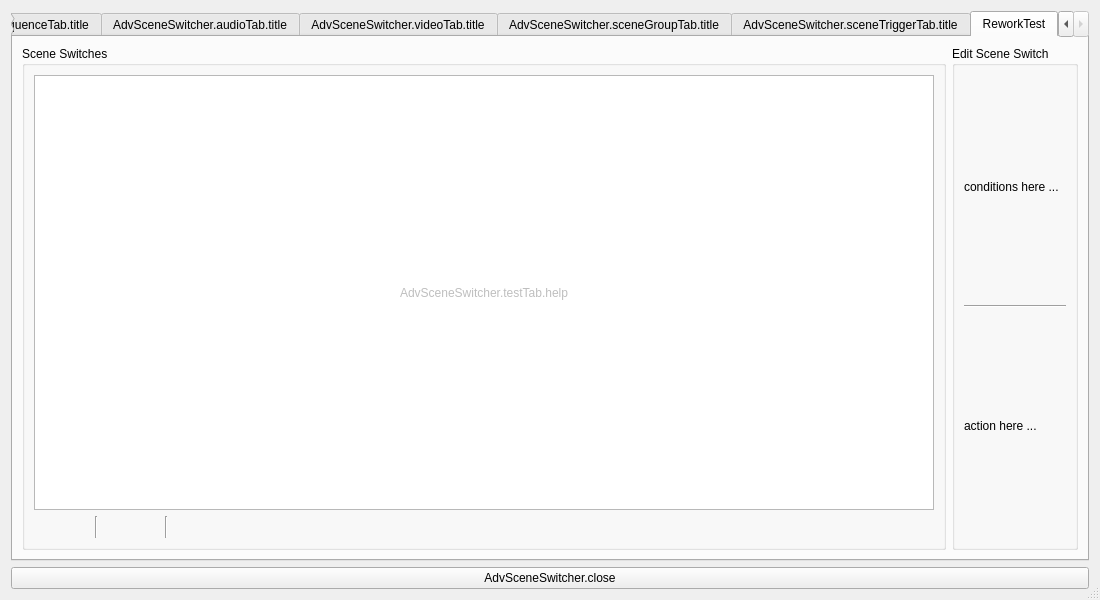
Old version of the form forms/advanced-scene-switcher.ui in the repository WarmUpTill/SceneSwitcher.
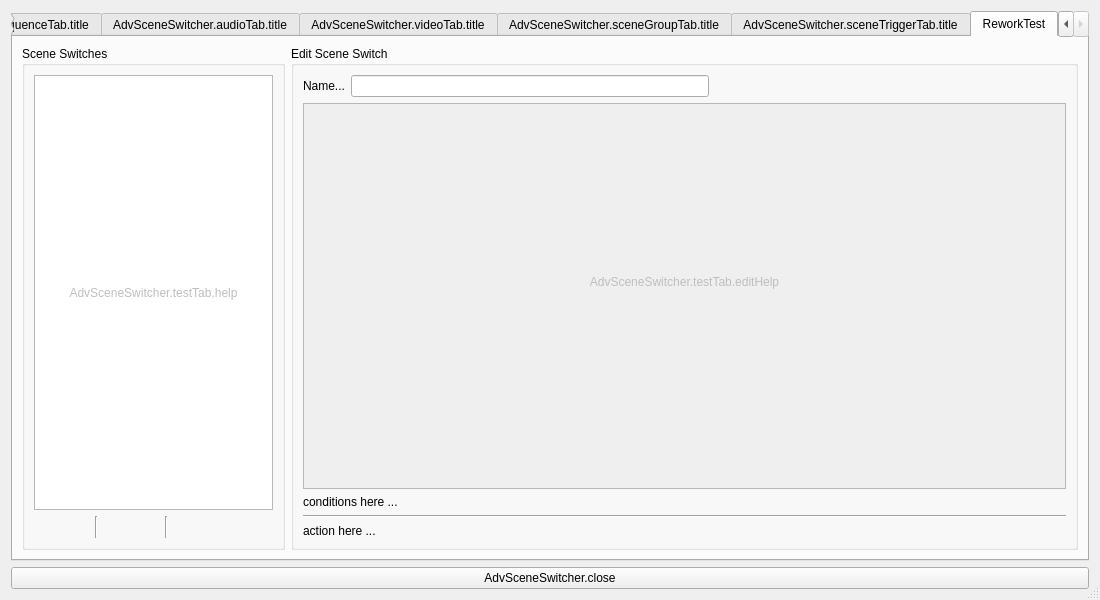
New version of the form. Icons and pictures are not drawn.

Commit message: Add first draft of condition edit widget

What changed in the file:
```diff
--- a/forms/advanced-scene-switcher.ui
+++ b/forms/advanced-scene-switcher.ui
@@ -3837,13 +3837,13 @@
       <attribute name="title">
        <string>ReworkTest</string>
       </attribute>
-      <layout class="QHBoxLayout" name="horizontalLayout_11">
+      <layout class="QHBoxLayout" name="horizontalLayout_11" stretch="1,3">
        <item>
         <widget class="QGroupBox" name="groupBox_5">
          <property name="title">
           <string>Scene Switches</string>
          </property>
-         <layout class="QVBoxLayout" name="verticalLayout_30">
+         <layout class="QVBoxLayout" name="verticalLayout_32">
           <item>
            <layout class="QGridLayout" name="gridLayout_23">
             <item row="0" column="0">
@@ -4027,6 +4027,124 @@
           <string>Edit Scene Switch</string>
          </property>
          <layout class="QVBoxLayout" name="verticalLayout_31">
+          <item>
+           <layout class="QHBoxLayout" name="horizontalLayout_18" stretch="0,0,0">
+            <item>
+             <widget class="QLabel" name="label_14">
+              <property name="text">
+               <string>Name...</string>
+              </property>
+             </widget>
+            </item>
+            <item>
+             <widget class="QLineEdit" name="lineEdit"/>
+            </item>
+            <item>
+             <spacer name="horizontalSpacer_13">
+              <property name="orientation">
+               <enum>Qt::Horizontal</enum>
+              </property>
+              <property name="sizeHint" stdset="0">
+               <size>
+                <width>40</width>
+                <height>20</height>
+               </size>
+              </property>
+             </spacer>
+            </item>
+           </layout>
+          </item>
+          <item>
+           <widget class="QScrollArea" name="scrollArea">
+            <property name="widgetResizable">
+             <bool>true</bool>
+            </property>
+            <widget class="QWidget" name="scrollAreaWidgetContents_2">
+             <property name="geometry">
+              <rect>
+               <x>0</x>
+               <y>0</y>
+               <width>767</width>
+               <height>399</height>
+              </rect>
+             </property>
+             <layout class="QVBoxLayout" name="verticalLayout_30" stretch="10,1">
+              <item>
+               <layout class="QGridLayout" name="gridLayout_21">
+                <item row="0" column="0">
+                 <widget class="QLabel" name="switchEntryEditHelp">
+                  <property name="enabled">
+                   <bool>false</bool>
+                  </property>
+                  <property name="text">
+                   <string>AdvSceneSwitcher.testTab.editHelp</string>
+                  </property>
+                  <property name="alignment">
+                   <set>Qt::AlignCenter</set>
+                  </property>
+                  <property name="wordWrap">
+                   <bool>true</bool>
+                  </property>
+                 </widget>
+                </item>
+                <item row="0" column="0">
+                 <layout class="QVBoxLayout" name="reworkEditLayout"/>
+                </item>
+               </layout>
+              </item>
+              <item>
+               <layout class="QHBoxLayout" name="horizontalLayout_12">
+                <item>
+                 <widget class="QPushButton" name="conditionAdd">
+                  <property name="maximumSize">
+                   <size>
+                    <width>22</width>
+                    <height>22</height>
+                   </size>
+                  </property>
+                  <property name="flat">
+                   <bool>true</bool>
+                  </property>
+                  <property name="themeID" stdset="0">
+                   <string notr="true">addIconSmall</string>
+                  </property>
+                 </widget>
+                </item>
+                <item>
+                 <widget class="QPushButton" name="conditionRemove">
+                  <property name="maximumSize">
+                   <size>
+                    <width>22</width>
+                    <height>22</height>
+                   </size>
+                  </property>
+                  <property name="flat">
+                   <bool>true</bool>
+                  </property>
+                  <property name="themeID" stdset="0">
+                   <string notr="true">removeIconSmall</string>
+                  </property>
+                 </widget>
+                </item>
+                <item>
+                 <spacer name="horizontalSpacer_9">
+                  <property name="orientation">
+                   <enum>Qt::Horizontal</enum>
+                  </property>
+                  <property name="sizeHint" stdset="0">
+                   <size>
+                    <width>40</width>
+                    <height>20</height>
+                   </size>
+                  </property>
+                 </spacer>
+                </item>
+               </layout>
+              </item>
+             </layout>
+            </widget>
+           </widget>
+          </item>
           <item>
            <widget class="QLabel" name="label_11">
             <property name="text">
```
Left out of the diff: 2 changed lines with no effect on the pictures. The commit also changes 4 other files.
